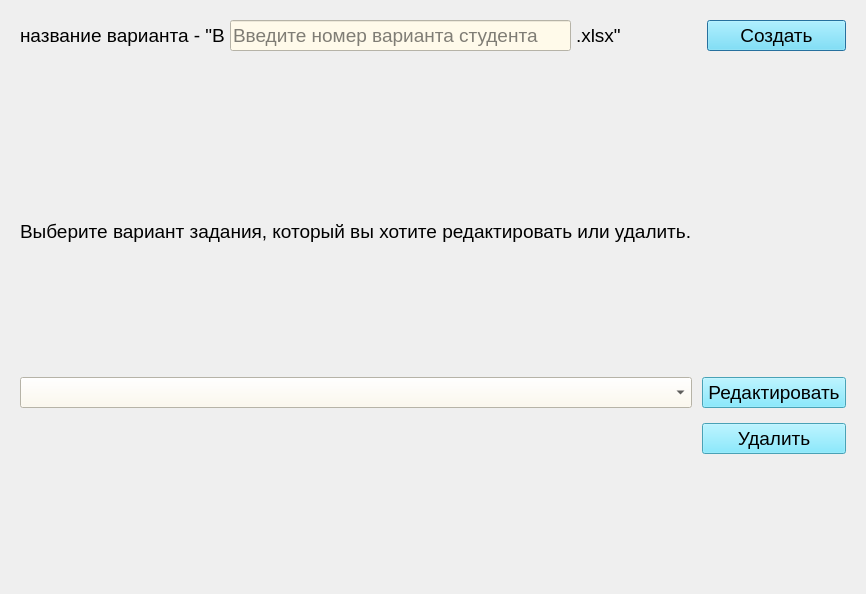
Qt form qt_designer_ui/winEditTable.ui (IvaMarin/Project-Network-Diagram-App) before a commit.
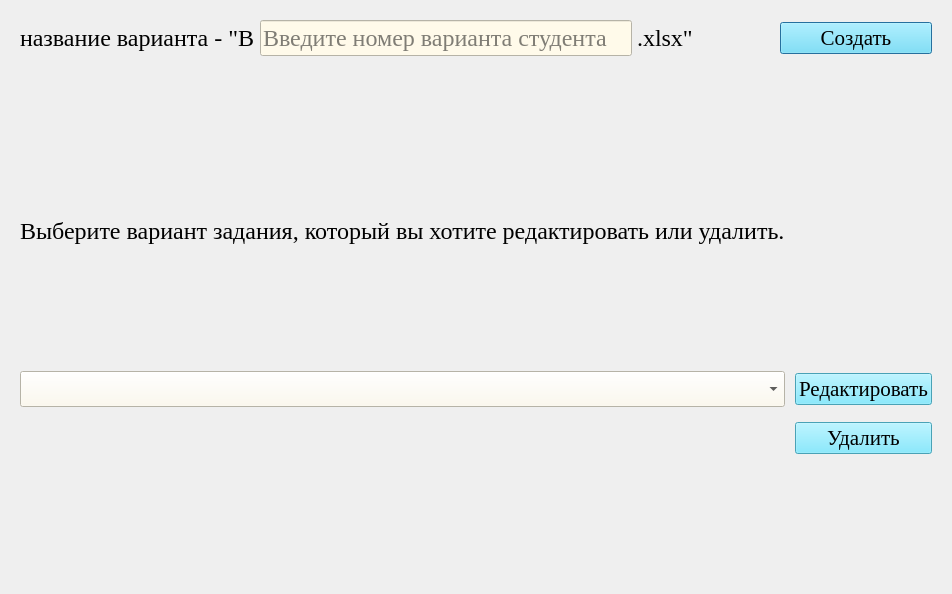
The same form after that commit.

```diff
--- a/qt_designer_ui/winEditTable.ui
+++ b/qt_designer_ui/winEditTable.ui
@@ -55,7 +55,8 @@
       <widget class="QLabel" name="labelHelpLeft">
        <property name="font">
         <font>
-         <pointsize>14</pointsize>
+         <family>Times New Roman</family>
+         <pointsize>18</pointsize>
         </font>
        </property>
        <property name="text">
@@ -67,7 +68,8 @@
       <widget class="QLineEdit" name="lineEdit">
        <property name="font">
         <font>
-         <pointsize>14</pointsize>
+         <family>Times New Roman</family>
+         <pointsize>18</pointsize>
         </font>
        </property>
        <property name="styleSheet">
@@ -82,7 +84,8 @@
       <widget class="QLabel" name="labelHelpRight">
        <property name="font">
         <font>
-         <pointsize>14</pointsize>
+         <family>Times New Roman</family>
+         <pointsize>18</pointsize>
         </font>
        </property>
        <property name="text">
@@ -94,7 +97,8 @@
       <widget class="QPushButton" name="btnCreatTable">
        <property name="font">
         <font>
-         <pointsize>14</pointsize>
+         <family>Times New Roman</family>
+         <pointsize>16</pointsize>
         </font>
        </property>
        <property name="styleSheet">
@@ -131,7 +135,8 @@
       <widget class="QLabel" name="labelHelp">
        <property name="font">
         <font>
-         <pointsize>14</pointsize>
+         <family>Times New Roman</family>
+         <pointsize>18</pointsize>
         </font>
        </property>
        <property name="text">
@@ -143,7 +148,8 @@
       <widget class="QComboBox" name="comboBoxVariants">
        <property name="font">
         <font>
-         <pointsize>14</pointsize>
+         <family>Times New Roman</family>
+         <pointsize>18</pointsize>
         </font>
        </property>
        <property name="styleSheet">
@@ -155,7 +161,8 @@
       <widget class="QPushButton" name="btnEditTable">
        <property name="font">
         <font>
-         <pointsize>14</pointsize>
+         <family>Times New Roman</family>
+         <pointsize>16</pointsize>
         </font>
        </property>
        <property name="styleSheet">
@@ -170,7 +177,8 @@
       <widget class="QPushButton" name="btnDeletTable">
        <property name="font">
         <font>
-         <pointsize>14</pointsize>
+         <family>Times New Roman</family>
+         <pointsize>16</pointsize>
         </font>
        </property>
        <property name="styleSheet">
```
